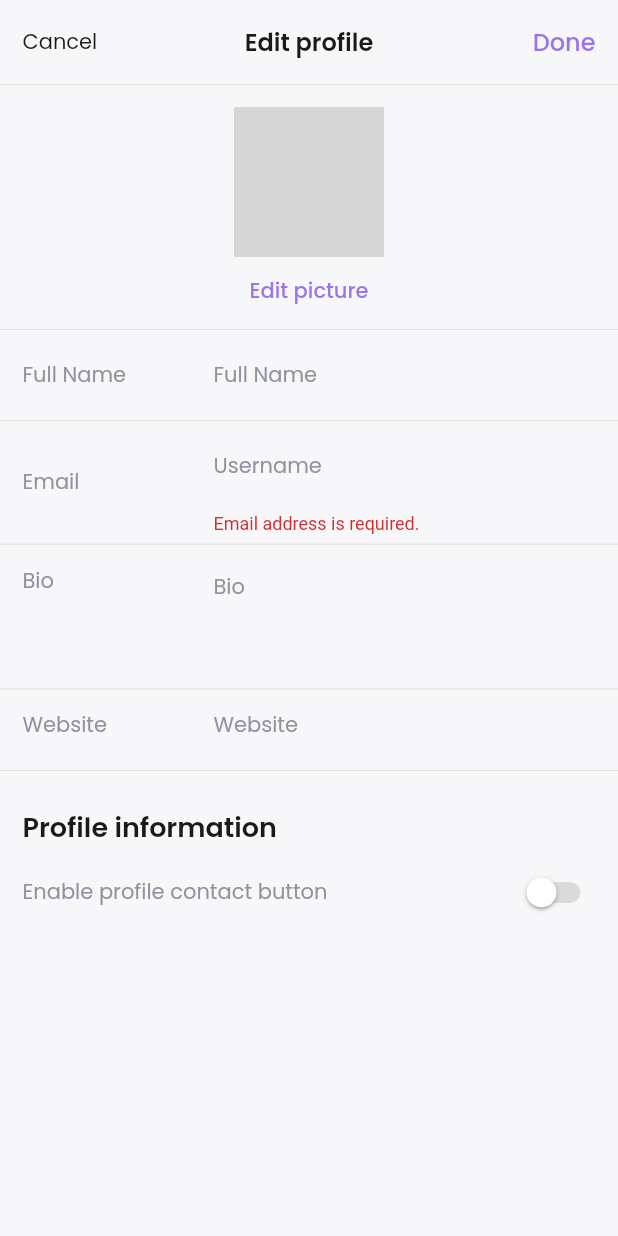
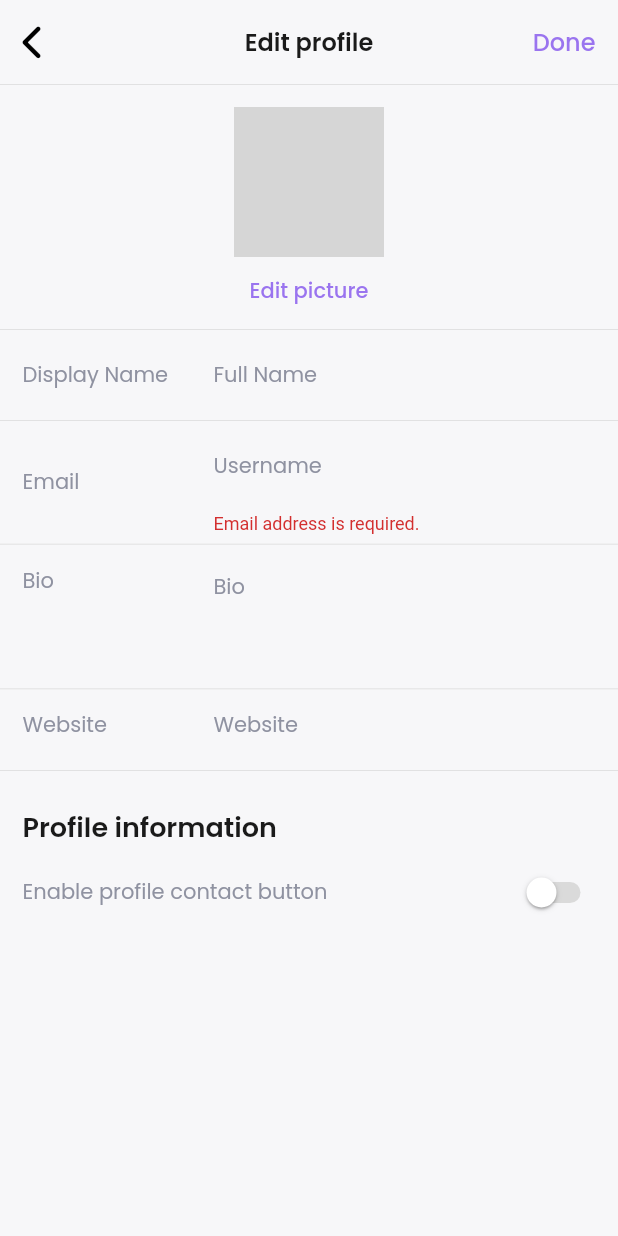
Before and after one commit to MiitApp/miitfb, a Flutter app: the EditProfileWidget screen opened by its route, after a tap on "Done", on a phone screen of 412 x 824 dp. Run offline on Flutter 3.47's test engine with Material 2 defaults, Android fonts, the phone set to English and light mode, and no system bars; our stand-ins replace auto_size_text, built_collection, built_value, cached_network_image, cloud_firestore, cloud_functions and 28 more; missing offline and left inert: json_path, mime_type, text_search; accounts and stored records are empty; network calls fail; grey boxes are pictures that could not be loaded.

Commit message:
Updating to latest FlutterFlow output.

```diff
--- a/lib/edit_profile/edit_profile_model.dart
+++ b/lib/edit_profile/edit_profile_model.dart
@@ -7,6 +7,7 @@ import '/flutter_flow/upload_data.dart';
 import 'package:cloud_firestore/cloud_firestore.dart';
 import 'package:flutter/material.dart';
 import 'package:flutter/scheduler.dart';
+import 'package:font_awesome_flutter/font_awesome_flutter.dart';
 import 'package:google_fonts/google_fonts.dart';
 import 'package:provider/provider.dart';
 
--- a/lib/edit_profile/edit_profile_widget.dart
+++ b/lib/edit_profile/edit_profile_widget.dart
@@ -7,6 +7,7 @@ import '/flutter_flow/upload_data.dart';
 import 'package:cloud_firestore/cloud_firestore.dart';
 import 'package:flutter/material.dart';
 import 'package:flutter/scheduler.dart';
+import 'package:font_awesome_flutter/font_awesome_flutter.dart';
 import 'package:google_fonts/google_fonts.dart';
 import 'package:provider/provider.dart';
 import 'edit_profile_model.dart';
@@ -78,31 +79,15 @@ class _EditProfileWidgetState extends State<EditProfileWidget> {
                   hoverColor: Colors.transparent,
                   highlightColor: Colors.transparent,
                   onTap: () async {
-                    context.pop();
+                    context.safePop();
                   },
-                  child: Text(
-                    'Cancel',
-                    style: FlutterFlowTheme.of(context).titleMedium.override(
-                          fontFamily:
-                              FlutterFlowTheme.of(context).titleMediumFamily,
-                          color: FlutterFlowTheme.of(context).primaryText,
-                          fontSize: 14.0,
-                          fontWeight: FontWeight.normal,
-                          useGoogleFonts: GoogleFonts.asMap().containsKey(
-                              FlutterFlowTheme.of(context).titleMediumFamily),
-                        ),
+                  child: FaIcon(
+                    FontAwesomeIcons.chevronLeft,
+                    color: Colors.black,
+                    size: 24.0,
                   ),
                 ),
               ],
-            ),
-          ),
-          title: Text(
-            'Edit profile',
-            style: FlutterFlowTheme.of(context).titleMedium.override(
-                  fontFamily: FlutterFlowTheme.of(context).titleMediumFamily,
-                  fontSize: 16.0,
-                  useGoogleFonts: GoogleFonts.asMap().containsKey(
-                      FlutterFlowTheme.of(context).titleMediumFamily),
             ),
           ),
           actions: [
@@ -154,7 +139,8 @@ class _EditProfileWidgetState extends State<EditProfileWidget> {
                             email: _model.textController2.text,
                           );
                           await currentUserReference!.update(usersUpdateData);
-                          context.pop();
+
+                          context.pushNamed('Profile');
                         },
                         child: Text(
                           'Done',
@@ -178,10 +164,23 @@ class _EditProfileWidgetState extends State<EditProfileWidget> {
               ),
             ),
           ],
+          flexibleSpace: FlexibleSpaceBar(
+            title: Text(
+              'Edit profile',
+              style: FlutterFlowTheme.of(context).titleMedium.override(
+                    fontFamily: FlutterFlowTheme.of(context).titleMediumFamily,
+                    fontSize: 16.0,
+                    useGoogleFonts: GoogleFonts.asMap().containsKey(
+                        FlutterFlowTheme.of(context).titleMediumFamily),
+                  ),
+            ),
             centerTitle: true,
+            expandedTitleScale: 1.0,
+          ),
           elevation: 0.0,
         ),
         body: SafeArea(
+          child: SingleChildScrollView(
             child: Column(
               mainAxisSize: MainAxisSize.max,
               crossAxisAlignment: CrossAxisAlignment.start,
@@ -213,8 +212,8 @@ class _EditProfileWidgetState extends State<EditProfileWidget> {
                               multiImage: false,
                             );
                             if (selectedMedia != null &&
-                              selectedMedia.every((m) =>
-                                  validateFileFormat(m.storagePath, context))) {
+                                selectedMedia.every((m) => validateFileFormat(
+                                    m.storagePath, context))) {
                               setState(() => _model.isDataUploading = true);
                               var selectedUploadedFiles = <FFUploadedFile>[];
                               var downloadUrls = <String>[];
@@ -236,8 +235,8 @@ class _EditProfileWidgetState extends State<EditProfileWidget> {
 
                                 downloadUrls = (await Future.wait(
                                   selectedMedia.map(
-                                  (m) async =>
-                                      await uploadData(m.storagePath, m.bytes),
+                                    (m) async => await uploadData(
+                                        m.storagePath, m.bytes),
                                   ),
                                 ))
                                     .where((u) => u != null)
@@ -328,15 +327,15 @@ class _EditProfileWidgetState extends State<EditProfileWidget> {
                     mainAxisSize: MainAxisSize.max,
                     children: [
                       Padding(
-                      padding:
-                          EdgeInsetsDirectional.fromSTEB(15.0, 0.0, 15.0, 6.0),
+                        padding: EdgeInsetsDirectional.fromSTEB(
+                            15.0, 0.0, 15.0, 6.0),
                         child: Row(
                           mainAxisSize: MainAxisSize.max,
                           children: [
                             Expanded(
                               flex: 3,
                               child: Text(
-                              'Full Name',
+                                'Display Name',
                                 style: FlutterFlowTheme.of(context)
                                     .bodyMedium
                                     .override(
@@ -364,7 +363,8 @@ class _EditProfileWidgetState extends State<EditProfileWidget> {
                                     hintStyle: FlutterFlowTheme.of(context)
                                         .bodyMedium
                                         .override(
-                                        fontFamily: FlutterFlowTheme.of(context)
+                                          fontFamily:
+                                              FlutterFlowTheme.of(context)
                                                   .bodyMediumFamily,
                                           color: FlutterFlowTheme.of(context)
                                               .secondaryText,
@@ -452,8 +452,8 @@ class _EditProfileWidgetState extends State<EditProfileWidget> {
                     mainAxisSize: MainAxisSize.max,
                     children: [
                       Padding(
-                      padding:
-                          EdgeInsetsDirectional.fromSTEB(15.0, 0.0, 15.0, 6.0),
+                        padding: EdgeInsetsDirectional.fromSTEB(
+                            15.0, 0.0, 15.0, 6.0),
                         child: Row(
                           mainAxisSize: MainAxisSize.max,
                           children: [
@@ -490,7 +490,8 @@ class _EditProfileWidgetState extends State<EditProfileWidget> {
                                     hintStyle: FlutterFlowTheme.of(context)
                                         .bodyMedium
                                         .override(
-                                        fontFamily: FlutterFlowTheme.of(context)
+                                          fontFamily:
+                                              FlutterFlowTheme.of(context)
                                                   .bodyMediumFamily,
                                           color: FlutterFlowTheme.of(context)
                                               .secondaryText,
@@ -579,8 +580,8 @@ class _EditProfileWidgetState extends State<EditProfileWidget> {
                     mainAxisSize: MainAxisSize.max,
                     children: [
                       Padding(
-                      padding:
-                          EdgeInsetsDirectional.fromSTEB(15.0, 0.0, 15.0, 6.0),
+                        padding: EdgeInsetsDirectional.fromSTEB(
+                            15.0, 0.0, 15.0, 6.0),
                         child: Row(
                           mainAxisSize: MainAxisSize.max,
                           crossAxisAlignment: CrossAxisAlignment.start,
@@ -620,7 +621,8 @@ class _EditProfileWidgetState extends State<EditProfileWidget> {
                                     hintStyle: FlutterFlowTheme.of(context)
                                         .bodyMedium
                                         .override(
-                                        fontFamily: FlutterFlowTheme.of(context)
+                                          fontFamily:
+                                              FlutterFlowTheme.of(context)
                                                   .bodyMediumFamily,
                                           color: FlutterFlowTheme.of(context)
                                               .secondaryText,
@@ -702,8 +704,8 @@ class _EditProfileWidgetState extends State<EditProfileWidget> {
                         ),
                       ),
                       Padding(
-                      padding:
-                          EdgeInsetsDirectional.fromSTEB(15.0, 0.0, 15.0, 6.0),
+                        padding: EdgeInsetsDirectional.fromSTEB(
+                            15.0, 0.0, 15.0, 6.0),
                         child: Row(
                           mainAxisSize: MainAxisSize.max,
                           children: [
@@ -738,7 +740,8 @@ class _EditProfileWidgetState extends State<EditProfileWidget> {
                                     hintStyle: FlutterFlowTheme.of(context)
                                         .bodyMedium
                                         .override(
-                                        fontFamily: FlutterFlowTheme.of(context)
+                                          fontFamily:
+                                              FlutterFlowTheme.of(context)
                                                   .bodyMediumFamily,
                                           color: FlutterFlowTheme.of(context)
                                               .secondaryText,
@@ -838,9 +841,11 @@ class _EditProfileWidgetState extends State<EditProfileWidget> {
                             EdgeInsetsDirectional.fromSTEB(15.0, 0.0, 0.0, 0.0),
                         child: Text(
                           'Enable profile contact button',
-                        style: FlutterFlowTheme.of(context).bodyMedium.override(
-                              fontFamily:
-                                  FlutterFlowTheme.of(context).bodyMediumFamily,
+                          style: FlutterFlowTheme.of(context)
+                              .bodyMedium
+                              .override(
+                                fontFamily: FlutterFlowTheme.of(context)
+                                    .bodyMediumFamily,
                                 fontSize: 14.0,
                                 fontWeight: FontWeight.normal,
                                 useGoogleFonts: GoogleFonts.asMap().containsKey(
@@ -874,6 +879,7 @@ class _EditProfileWidgetState extends State<EditProfileWidget> {
             ),
           ),
         ),
+      ),
     );
   }
 }
```
Lines whose indentation alone changed are shown as unchanged.
